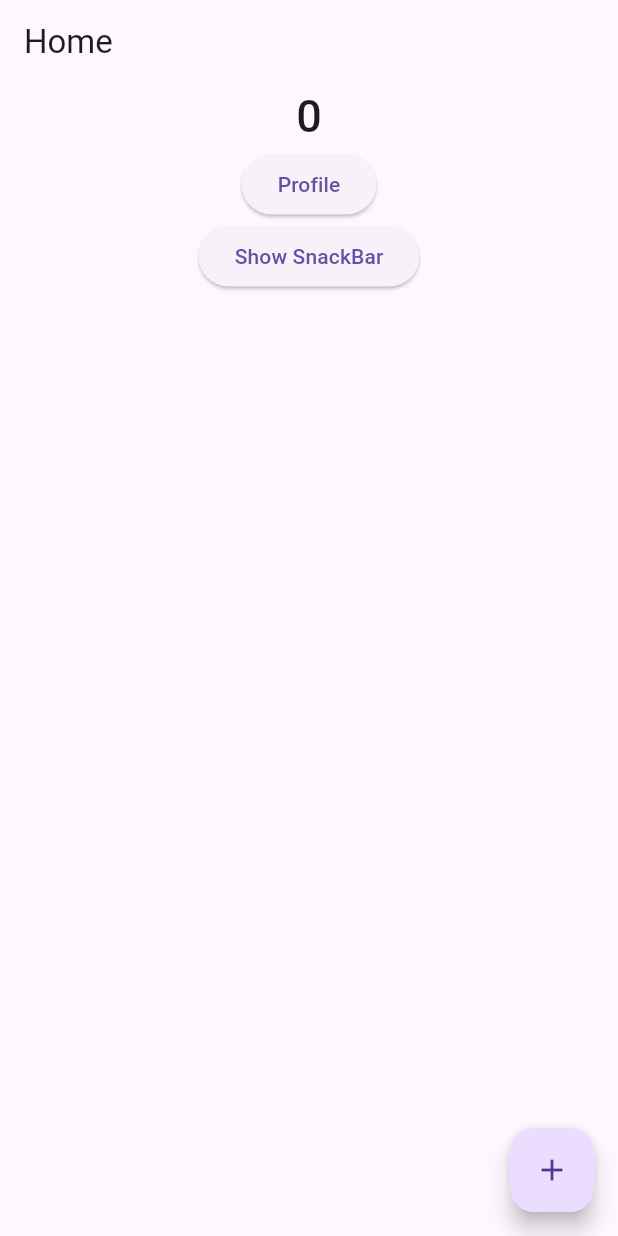
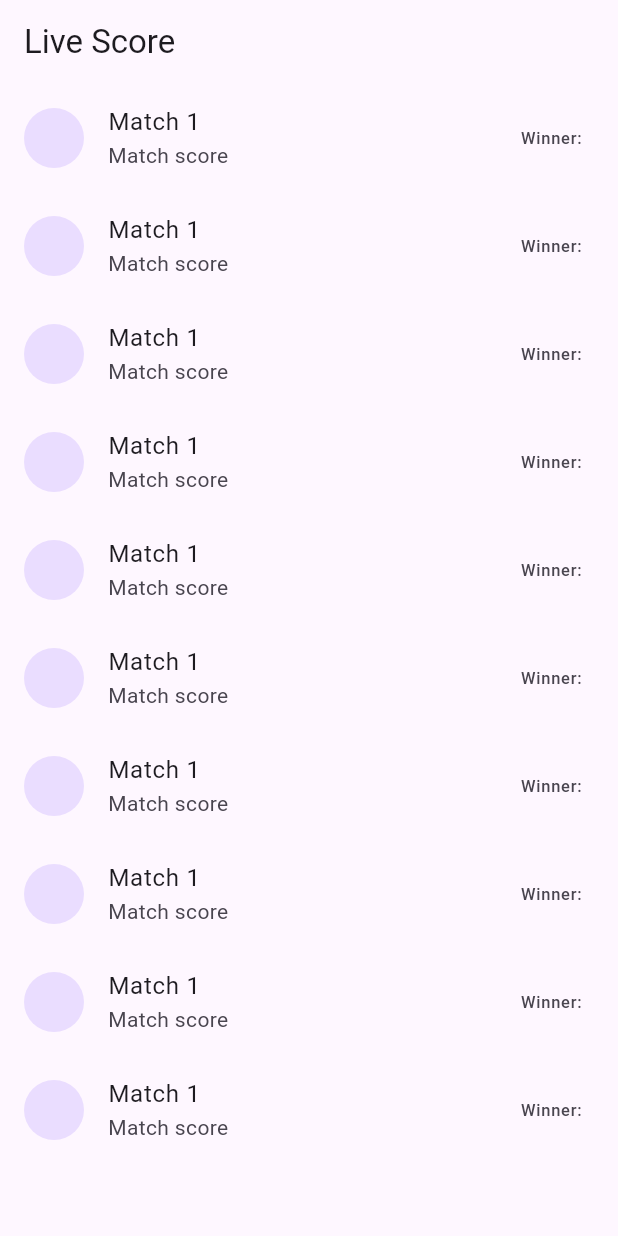
Before and after one commit to Mahabub-Jamil/GetX_Practice, a Flutter app: the screen it shows after launch, on a phone screen of 412 x 824 dp. Run offline on Flutter 3.47's test engine with Material 3 defaults, Android fonts, the phone set to English and light mode, and no system bars; our stand-ins replace firebase_core, get; accounts and stored records are empty.

Commit message:
Live score inital commit

```diff
--- a/lib/counter_controller.dart
+++ /dev/null
@@ -1,9 +0,0 @@
-import 'package:get/get.dart';
-
-class CounterController extends GetxController {
-  int counter = 0;
-  void increment() {
-    counter++;
-    update();
-  }
-}
--- a/lib/home_screen.dart
+++ /dev/null
@@ -1,66 +0,0 @@
-import 'package:flutter/material.dart';
-import 'package:get/get.dart';
-import 'package:getx_practice/counter_controller.dart';
-import 'package:getx_practice/profile_screen.dart';
-
-class HomeScreen extends StatefulWidget {
-  const HomeScreen({super.key});
-  static const String name = '/';
-  @override
-  State<HomeScreen> createState() => _HomeScreenState();
-}
-
-class _HomeScreenState extends State<HomeScreen> {
-  @override
-  Widget build(BuildContext context) {
-    return Scaffold(
-      appBar: AppBar(title: Text("Home")),
-      body: Center(
-        child: Column(
-          children: [
-            GetBuilder<CounterController>(
-              builder: (counterController) {
-                return Text(
-                  '${counterController.counter}',
-                  style: const TextStyle(
-                    fontSize: 30,
-                    fontWeight: FontWeight.w500,
-                  ),
-                );
-              },
-            ),
-            ElevatedButton(
-              onPressed: () {
-                // Navigator.push(
-                //   context,
-                //   MaterialPageRoute(builder: (context) => ProfileScreen()),
-                // );
-                // Get.to(ProfileScreen());
-                Navigator.pushNamed(context, ProfileScreen.name);
-              },
-              child: Text("Profile"),
-            ),
-            ElevatedButton(
-              onPressed: () {
-                Get.showSnackbar(
-                  GetSnackBar(
-                    title: "Title",
-                    message: "This is message",
-                    duration: Duration(seconds: 3),
-                  ),
-                );
-              },
-              child: Text("Show SnackBar"),
-            ),
-          ],
-        ),
-      ),
-      floatingActionButton: FloatingActionButton(
-        onPressed: () {
-          Get.find<CounterController>().increment();
-        },
-        child: Icon(Icons.add),
-      ),
-    );
-  }
-}
--- /dev/null
+++ b/lib/live_score.dart
@@ -0,0 +1,28 @@
+import 'package:flutter/material.dart';
+
+class LiveScoreHome extends StatefulWidget {
+  const LiveScoreHome({super.key});
+
+  @override
+  State<LiveScoreHome> createState() => _LiveScoreHomeState();
+}
+
+class _LiveScoreHomeState extends State<LiveScoreHome> {
+  @override
+  Widget build(BuildContext context) {
+    return Scaffold(
+      appBar: AppBar(title: Text("Live Score")),
+      body: ListView.builder(
+        itemCount: 10,
+        itemBuilder: (context, index) {
+          return ListTile(
+            leading: CircleAvatar(),
+            title: Text('Match 1'),
+            subtitle: Text('Match score'),
+            trailing: Text('Winner:'),
+          );
+        },
+      ),
+    );
+  }
+}
--- a/lib/main.dart
+++ b/lib/main.dart
@@ -1,39 +1,23 @@
 import 'package:firebase_core/firebase_core.dart';
 import 'package:flutter/material.dart';
 import 'package:get/get.dart';
-import 'package:getx_practice/counter_controller.dart';
 import 'package:getx_practice/firebase_options.dart';
-import 'package:getx_practice/home_screen.dart';
-import 'package:getx_practice/profile_screen.dart';
-import 'package:getx_practice/settings_screen.dart';
+import 'package:getx_practice/live_score.dart';
 
 void main() async {
   WidgetsFlutterBinding.ensureInitialized();
   await Firebase.initializeApp(options: DefaultFirebaseOptions.currentPlatform);
-  runApp(const CounterApp());
+  runApp(const LiveScoreApp());
 }
 
-class CounterApp extends StatelessWidget {
-  const CounterApp({super.key});
+class LiveScoreApp extends StatelessWidget {
+  const LiveScoreApp({super.key});
 
   @override
   Widget build(BuildContext context) {
     return GetMaterialApp(
       debugShowCheckedModeBanner: false,
-      initialBinding: ControllerBinder(),
-      initialRoute: '/',
-      routes: {
-        HomeScreen.name: (context) => const HomeScreen(),
-        ProfileScreen.name: (context) => const ProfileScreen(),
-        SettingsScreen.name: (context) => const SettingsScreen(),
-      },
+      home: LiveScoreHome(),
     );
   }
 }
-
-class ControllerBinder extends Bindings {
-  @override
-  void dependencies() {
-    Get.put(CounterController());
-  }
-}
```
Also changed, not shown: lib/profile_screen.dart (deleted, +0 -27 lines), lib/settings_screen.dart (deleted, +0 -22 lines).
